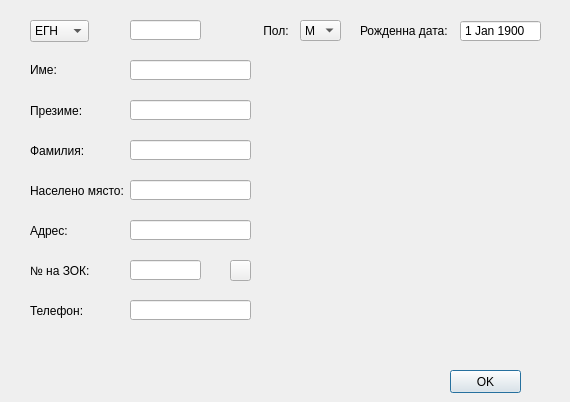
thefinalcutbg/DinoDent, file src/View/Widgets/PatientFormDialog.ui: the form before one commit.
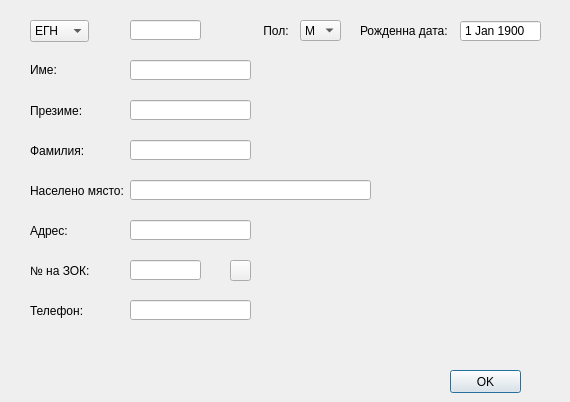
The form after the commit. Custom widgets are drawn as their Qt base class.

Patch:
```diff
--- a/src/View/Widgets/PatientFormDialog.ui
+++ b/src/View/Widgets/PatientFormDialog.ui
@@ -143,10 +143,16 @@
     <rect>
      <x>130</x>
      <y>180</y>
-     <width>121</width>
+     <width>241</width>
      <height>20</height>
     </rect>
    </property>
+   <property name="sizePolicy">
+    <sizepolicy hsizetype="Preferred" vsizetype="Fixed">
+     <horstretch>0</horstretch>
+     <verstretch>0</verstretch>
+    </sizepolicy>
+   </property>
    <property name="maxLength">
     <number>68</number>
    </property>
```
Left out of the diff: 8 changed lines with no effect on the pictures.
